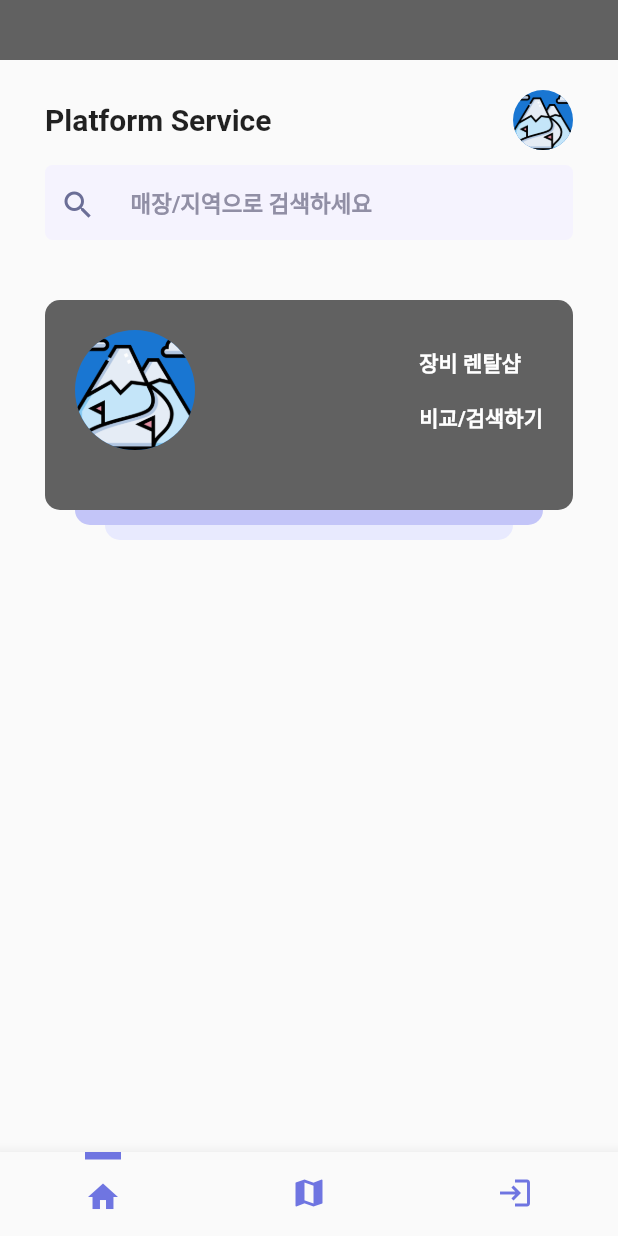
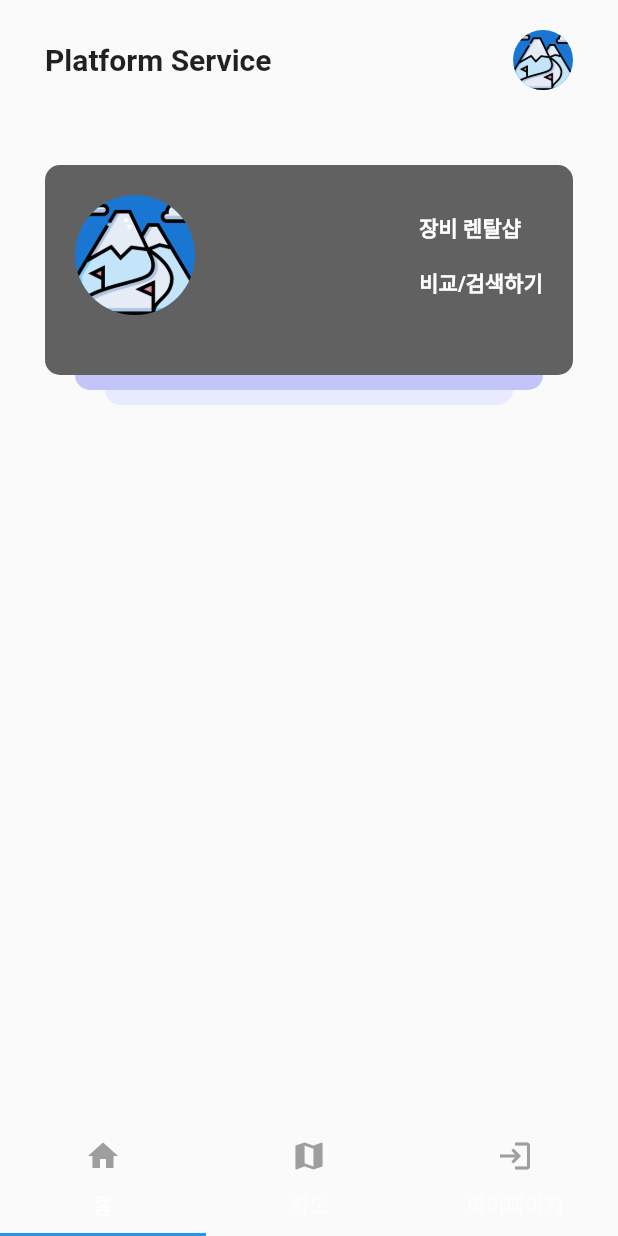
Before and after one commit to HCW-code/RentalService-App, a Flutter app: the screen it shows after launch, on a phone screen of 412 x 824 dp. Run offline on Flutter 3.47's test engine with Material 2 defaults, Android fonts, the phone set to English and light mode, and no system bars; our stand-ins replace cloud_firestore, firebase_core, flutter_map, latlong2, webview_flutter; accounts and stored records are empty.

Commit message:
Chanwoo_3/29

```diff
--- a/lib/page/cloud_firestore.dart
+++ b/lib/page/cloud_firestore.dart
@@ -54,11 +54,10 @@ class _CloudFirestoreSearchState extends State<CloudFirestoreSearch> {
                                   Navigator.pushAndRemoveUntil(
                                     context,
                                     MaterialPageRoute(
-                                      builder: (BuildContext context) => Home(
-                                          selectedIndex: 1,
-                                          lat: data['위도'].toString(),
-                                          long: data['경도'].toString(),
-                                          id: data['id'].toString(),
+                                      builder: (BuildContext context) => ScheduleTab(
+                                        lat: data['위도'].toString(),
+                                        long: data['경도'].toString(),
+                                        id: data['id'].toString(),
                                       ),
                                     ), (route) => false,
                                   );
--- a/lib/page/home.dart
+++ b/lib/page/home.dart
@@ -5,14 +5,11 @@ import 'package:untitled7/utils/colors.dart';
 import 'package:flutter/material.dart';
 
 class Home extends StatefulWidget {
-  final int selectedIndex;
-  final String id;
-  final String lat;
-  final String long;
 
-  const Home({Key? key, required this.selectedIndex, required this.id, required this.lat, required this.long,}) : super(key: key);
+
+  const Home({Key? key}) : super(key: key);
   @override
-  _HomeState createState() => _HomeState(selectedIndex);
+  _HomeState createState() => new _HomeState();
 }
 
 List<Map> navigationBarItems = [
@@ -22,77 +19,59 @@ List<Map> navigationBarItems = [
 ];
 
 class _HomeState extends State<Home> {
-  int selectedIndex=0;
-  _HomeState(this.selectedIndex);
+  final _navigatorKeyList = List.generate(3, (index) => GlobalKey<NavigatorState>());
+  int _currentIndex = 0;
+
+  final _pages = [HomeTab(),
+    ScheduleTab(
+        lat: "0",
+        long: "0",
+        id: "0"),
+    MypageTab(),
+  ];
 
 
-  void goToSchedule() {
-    setState(() {
-      selectedIndex = 1;
-    });
-  }
 
-  void goToMypage() {
-    setState(() {
-      selectedIndex = 2;
-    });
-  }
+
+
+
   @override
   Widget build(BuildContext context) {
 
-
-    List<Widget> screens = [
-      HomeTab(
-        onPressedScheduleCard: goToSchedule,
-      ),
-      ScheduleTab(onPressedScheduleCard: goToSchedule,
-          lat: widget.lat,
-          long: widget.long,
-          id: widget.id
-      ),
-      MypageTab(),
-    ];
-
-    return Scaffold(
-
-      appBar: AppBar(
-        backgroundColor: Colors.grey[700],
-        elevation: 0,
-        toolbarHeight: 40,
-      ),
-      body: SafeArea(
-        child : screens[selectedIndex],
-      ),
-      bottomNavigationBar: BottomNavigationBar(
-        selectedFontSize: 0,
-        selectedItemColor: Color(MyColors.primary),
-        showSelectedLabels: false,
-        showUnselectedLabels: false,
-        items: [
-          for (var navigationBarItem in navigationBarItems)
-            BottomNavigationBarItem(
-              icon: Container(
-                height: 55,
-                decoration: BoxDecoration(
-                  border: Border(
-                    top: selectedIndex == navigationBarItem['index']
-                        ? BorderSide(color: Color(MyColors.bg01), width: 5)
-                        : BorderSide.none,
-                  ),
-                ),
-                child: Icon(
-                  navigationBarItem['icon'],
-                  color: Color(MyColors.bg01),
-                ),
-              ),
-              label: '',
-            ),
-        ],
-        currentIndex: selectedIndex,
-        onTap: (value) => setState(() {
-          selectedIndex = value;
-        }),
+    return DefaultTabController(
+        length: 3,
+        child: Scaffold(
+        body: TabBarView(
+          physics: NeverScrollableScrollPhysics(),
+          children: _pages.map( (page) {
+            return CustomNavigator( page: page);
+          },
+          ).toList(),
+        ),
+        bottomNavigationBar: TabBar(
+          isScrollable: false,
+          onTap: (index) => setState(() { _currentIndex = index; }),
+          tabs: const [
+            Tab( icon: Icon( Icons.home, color: Colors.grey,), text: '홈', ),
+            Tab( icon: Icon( Icons.map, color: Colors.grey,), text: '지도', ),
+            Tab( icon: Icon( Icons.login, color: Colors.grey,), text: '마이페이지', ),
+          ],
+        ),
       ),
     );
   }
 }
+
+class CustomNavigator extends StatefulWidget {
+  final Widget page;
+  const CustomNavigator({Key? key, required this.page}) : super(key: key);
+  @override _CustomNavigatorState createState() => _CustomNavigatorState();
+}
+
+class _CustomNavigatorState extends State<CustomNavigator>{
+  @override Widget build(BuildContext context) {
+    return Navigator(
+      onGenerateRoute: (_) => MaterialPageRoute(builder: (context) => widget.page),
+    );
+  }
+}
--- a/lib/routes/router.dart
+++ b/lib/routes/router.dart
@@ -2,8 +2,5 @@ import 'package:flutter/material.dart';
 import 'package:untitled7/page/home.dart';
 
 Map<String, Widget Function(BuildContext)> routes = {
-  '/': (context) => Home(selectedIndex:0,
-                    lat: "0",
-                    long: "0",
-                    id: "0"),
+  '/': (context) => Home(),
 };
--- a/lib/tabs/tab/homeTab.dart
+++ b/lib/tabs/tab/homeTab.dart
@@ -8,11 +8,9 @@ import 'package:flutter/material.dart';
 
 
 class HomeTab extends StatelessWidget  {
-  final void Function() onPressedScheduleCard;
 
   const HomeTab({
     Key? key,
-    required this.onPressedScheduleCard,
   }) : super(key: key);
 
   @override
@@ -30,11 +28,6 @@ class HomeTab extends StatelessWidget  {
             const SizedBox(
               height: 10,
             ),
-            Container(
-                child :SearchInputButton(),
-                width: 350,
-                height: 50,
-            ),
             const SizedBox(
               height: 20,
             ),
@@ -43,7 +36,9 @@ class HomeTab extends StatelessWidget  {
               height: 20,
             ),
             AppointmentCard(
-              onTap: onPressedScheduleCard,
+              onTap: (){
+                DefaultTabController.of(context)?.animateTo(1);
+              }
             ),
             const SizedBox(
               height: 20,
--- a/lib/tabs/tab/mypageTab.dart
+++ b/lib/tabs/tab/mypageTab.dart
@@ -10,9 +10,10 @@ class MypageTab extends StatefulWidget {
   State<MypageTab> createState() => _MypageTabState();
 }
 
-class _MypageTabState extends State<MypageTab> {
+class _MypageTabState extends State<MypageTab> with AutomaticKeepAliveClientMixin {
 
   @override
+  bool get wantKeepAlive => true;
   Widget build(BuildContext context) {
     return Scaffold(
       body: SafeArea(
--- a/lib/tabs/tab/scheduleTab.dart
+++ b/lib/tabs/tab/scheduleTab.dart
@@ -10,30 +10,28 @@ import 'package:untitled7/page/card_detail.dart';
 
 
 class ScheduleTab extends StatefulWidget {
-  final void Function() onPressedScheduleCard;
   final String id;
   final String lat;
   final String long;
 
 
   const ScheduleTab({
-    Key? key,
-    required this.onPressedScheduleCard,required this.id, required this.lat, required this.long,
+    Key? key,required this.id, required this.lat, required this.long
   }) : super(key: key);
 
   @override
   State<ScheduleTab> createState() => _ScheduleTabState();
 }
 
-class _ScheduleTabState extends State<ScheduleTab> {
+class _ScheduleTabState extends State<ScheduleTab> with AutomaticKeepAliveClientMixin {
   WebViewController? _controller;
   bool clicked = false;
   List list=["name", "name", "name", "name"];
 
 
   @override
+  bool get wantKeepAlive => true;
   Widget build(BuildContext context) {
-    String sum = widget.id +","+ widget.long +"," + widget.lat;
     return Scaffold(
       resizeToAvoidBottomInset : false,
       body: SafeArea(
@@ -51,9 +49,7 @@ class _ScheduleTabState extends State<ScheduleTab> {
                 Timer(Duration(seconds: 1), () {
                   if (_controller != null) {
                     _controller!.runJavascriptReturningResult(
-                        'window.fromFlutter("${sum}")');
-                        print("${sum}");
-
+                        'window.fromFlutter("${widget.id},${widget.long},${widget.lat}")');
                   }
                 });
               },
```
